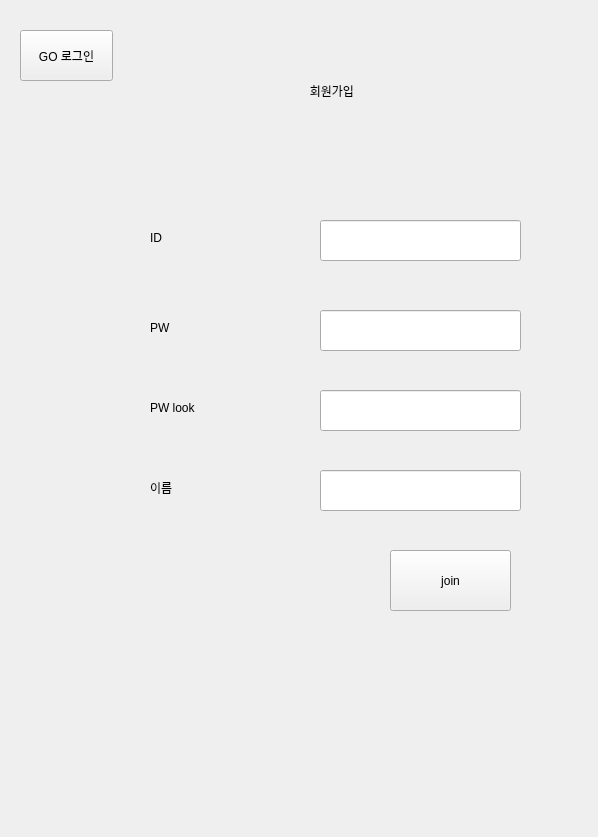
Before: the Qt Designer form login.ui in tjdqls4965/ra, drawn with Qt 5.
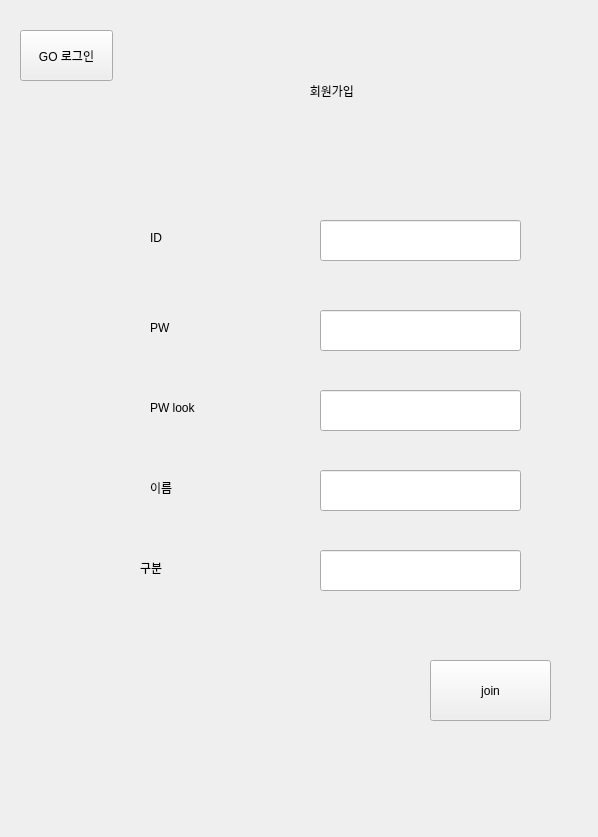
After: the same form once the commit is applied.

Commit message: 로그인2

What changed in the file:
```diff
--- a/login.ui
+++ b/login.ui
@@ -117,8 +117,8 @@
     <widget class="QPushButton" name="join_btn">
      <property name="geometry">
       <rect>
-       <x>380</x>
-       <y>530</y>
+       <x>420</x>
+       <y>640</y>
        <width>121</width>
        <height>61</height>
       </rect>
@@ -163,6 +163,29 @@
       <string>GO 로그인</string>
      </property>
     </widget>
+    <widget class="QLabel" name="label_14">
+     <property name="geometry">
+      <rect>
+       <x>130</x>
+       <y>540</y>
+       <width>64</width>
+       <height>15</height>
+      </rect>
+     </property>
+     <property name="text">
+      <string>구분</string>
+     </property>
+    </widget>
+    <widget class="QLineEdit" name="div_join">
+     <property name="geometry">
+      <rect>
+       <x>310</x>
+       <y>530</y>
+       <width>201</width>
+       <height>41</height>
+      </rect>
+     </property>
+    </widget>
    </widget>
    <widget class="QWidget" name="page_3">
     <widget class="QLabel" name="name_label">
```
The commit also changes 1 other file.
